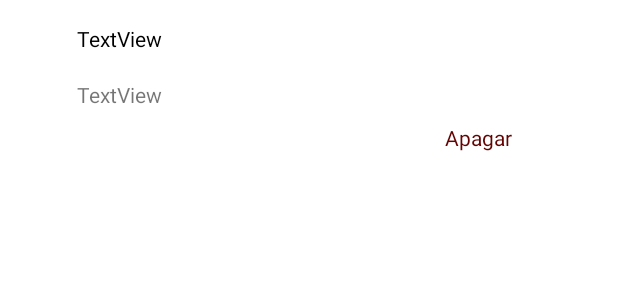
After one commit to Fer-code/TomoeSushi, an Android app: the layout lista_reserva.xml on its own in the app's theme, with its tools: preview values and no code run, on a phone screen of 412 x 824 dp. The commit adds this screen. Shown: the top 300 px of the screen. Run offline under Robolectric (Android 15) with nearby library versions, the phone set to English and light mode, and no system bars; network calls fail; Roboto replaces fonts that are not available here.

Commit message:
listar Reserva

```diff
--- a/app/src/main/java/com/example/tomoesushi/activities/CadastroActivity.java
+++ b/app/src/main/java/com/example/tomoesushi/activities/CadastroActivity.java
@@ -53,7 +53,7 @@ public class CadastroActivity extends AppCompatActivity {
 
 
     public void cadastrarUsuario(View view) {
-        createNewContactDialog();
+
         if (editTextNome.getText().toString().isEmpty() || editTextUsuario.getText().toString().isEmpty()
                 || editTextEmail.getText().toString().isEmpty() || editTextSenha.getText().toString().isEmpty()
                 || editTextTelefone.getText().toString().isEmpty() || editTextConfirmacaoSenha.getText().toString().isEmpty()) {
--- a/app/src/main/res/layout/fragment_reserva.xml
+++ b/app/src/main/res/layout/fragment_reserva.xml
@@ -22,4 +22,9 @@
         android:textSize="20sp"
         android:id="@+id/mais"/>
 
+    <ListView
+        android:id="@+id/reservaList"
+        android:layout_width="match_parent"
+        android:layout_height="wrap_content" />
+
 </LinearLayout>
--- /dev/null
+++ b/app/src/main/res/layout/lista_reserva.xml
@@ -0,0 +1,53 @@
+<?xml version="1.0" encoding="utf-8"?>
+<androidx.constraintlayout.widget.ConstraintLayout xmlns:android="http://schemas.android.com/apk/res/android"
+    android:layout_width="match_parent"
+    android:layout_height="match_parent"
+    xmlns:app="http://schemas.android.com/apk/res-auto">
+
+    <TextView
+        android:id="@+id/dataHoraReserva"
+        android:layout_width="309dp"
+        android:layout_height="28dp"
+        android:layout_marginStart="17dp"
+        android:layout_marginLeft="17dp"
+        android:layout_marginTop="16dp"
+        android:textColor="@color/black"
+        android:layout_marginEnd="17dp"
+        android:layout_marginRight="17dp"
+        android:text="TextView"
+        app:layout_constraintEnd_toEndOf="parent"
+        app:layout_constraintStart_toStartOf="parent"
+        app:layout_constraintTop_toTopOf="parent" />
+
+    <TextView
+        android:id="@+id/statusReserva"
+        android:layout_width="309dp"
+        android:layout_height="wrap_content"
+        android:layout_marginStart="18dp"
+        android:layout_marginLeft="18dp"
+        android:layout_marginTop="9dp"
+        android:layout_marginEnd="18dp"
+        android:layout_marginRight="18dp"
+        android:text="TextView"
+        app:layout_constraintBottom_toBottomOf="parent"
+        app:layout_constraintEnd_toEndOf="parent"
+        app:layout_constraintStart_toStartOf="parent"
+        app:layout_constraintTop_toBottomOf="@+id/dataHoraReserva"
+        app:layout_constraintVertical_bias="0.0" />
+
+    <TextView
+        android:id="@+id/apagar"
+        android:layout_width="93dp"
+        android:layout_height="30dp"
+        android:layout_marginTop="9dp"
+        android:layout_marginBottom="15dp"
+        android:hint="@string/apagar"
+        android:textColorHint="#640202"
+        app:layout_constraintBottom_toBottomOf="parent"
+        app:layout_constraintEnd_toEndOf="parent"
+        app:layout_constraintHorizontal_bias="0.932"
+        app:layout_constraintStart_toStartOf="parent"
+        app:layout_constraintTop_toBottomOf="@+id/statusReserva"
+        app:layout_constraintVertical_bias="0.0" />
+
+</androidx.constraintlayout.widget.ConstraintLayout>
--- a/app/src/main/res/values/strings.xml
+++ b/app/src/main/res/values/strings.xml
@@ -50,4 +50,5 @@
     <string name="markDate"><b>Selecione o dia desejado</b></string>
     <string name="reserva">Reserva</string>
     <string name="quantAssentos">Quantidade de assentos:</string>
+    <string name="apagar">Apagar</string>
 </resources>
```
Also changed, not shown: app/src/main/java/com/example/tomoesushi/adapters/ProdutoAdapter.java (+9 -4 lines), app/src/main/java/com/example/tomoesushi/adapters/ReservaAdapter.java (added, +41 -0 lines), app/src/main/java/com/example/tomoesushi/fragments/ReservaFragment.java (+35 -0 lines), app/src/main/java/com/example/tomoesushi/services/ReservaService.java (+18 -0 lines).
